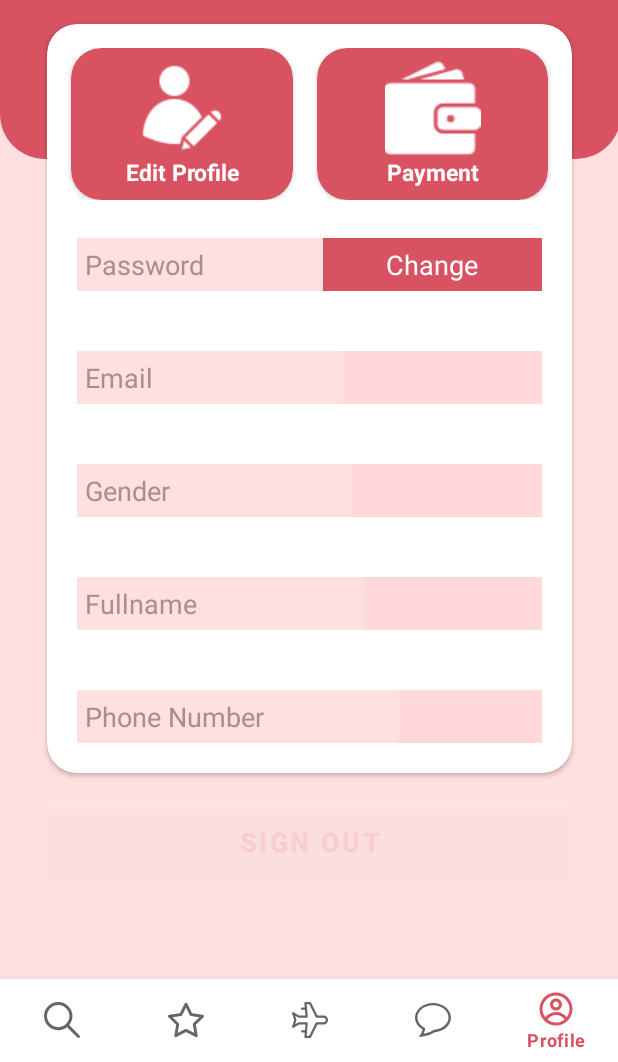
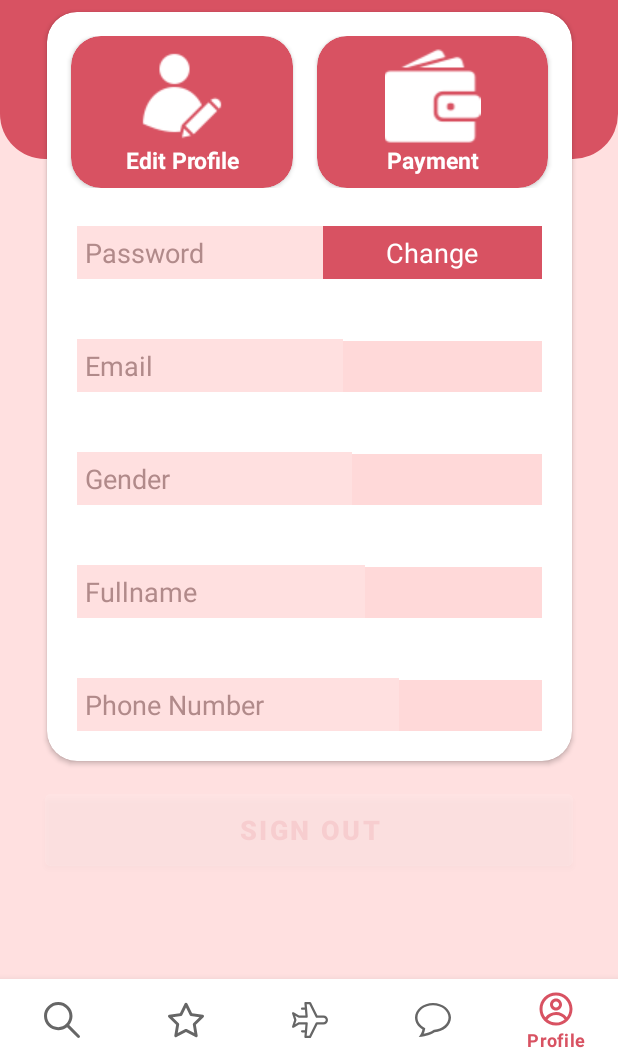
Before and after one commit to Stewie12061/LovelyBNB, an Android app: the screen it shows after launch once a user with an empty profile is signed in (MainActivity), item 5 of the bottom bar chosen, on a phone screen of 412 x 824 dp, the part 174-1236 px from its top. Run offline under Robolectric (Android 15) with nearby library versions, the phone set to English and light mode, and no system bars; our stand-ins replace CircleImageView, Firebase (no records; nobody signed in at launch, a user with empty details on screens opened directly), Picasso; pictures from the network do not load; 2 statements that could not run were skipped.

Commit message:
fixed layout

```diff
--- a/app/src/main/AndroidManifest.xml
+++ b/app/src/main/AndroidManifest.xml
@@ -1,7 +1,6 @@
 <?xml version="1.0" encoding="utf-8"?>
 <manifest xmlns:android="http://schemas.android.com/apk/res/android"
     package="com.example.lovelybnb">
-
     <!--
          The ACCESS_COARSE/FINE_LOCATION permissions are not required to use
          Google Maps Android API v2, but you must specify either coarse or fine
@@ -18,7 +17,9 @@
         android:roundIcon="@mipmap/ic_launcher_round"
         android:supportsRtl="true"
         android:theme="@style/Theme.LovelyBNBNo">
-
+        <activity
+            android:name=".ReceiptActivity"
+            android:exported="true" />
         <!--
              The API key for Google Maps-based APIs is defined as a string resource.
              (See the file "res/values/google_maps_api.xml").
--- a/app/src/main/java/com/example/lovelybnb/Fragment/ExploreFragment.java
+++ b/app/src/main/java/com/example/lovelybnb/Fragment/ExploreFragment.java
@@ -8,6 +8,7 @@ import android.os.Bundle;
 import android.view.LayoutInflater;
 import android.view.View;
 import android.view.ViewGroup;
+import android.widget.Button;
 import android.widget.ImageView;
 import android.widget.ScrollView;
 import android.widget.TextView;
@@ -30,6 +31,7 @@ import com.example.lovelybnb.Data.PropertyType;
 import com.example.lovelybnb.ItemClickListener;
 import com.example.lovelybnb.PropertyItemsActivity;
 import com.example.lovelybnb.R;
+import com.example.lovelybnb.SearchActivity;
 import com.example.lovelybnb.SignupActivit;
 import com.firebase.ui.database.FirebaseRecyclerAdapter;
 import com.firebase.ui.database.FirebaseRecyclerOptions;
@@ -50,6 +52,7 @@ public class ExploreFragment extends Fragment{
 
 //    private PropertyTypeAdapter propertyTypeAdapter;
     private RecyclerView rvInspire, rvProperty;;
+    Button search;
 
     private FirebaseDatabase firebaseDatabase;
     private DatabaseReference referenceInspire, referenceProperty;
@@ -79,6 +82,14 @@ public class ExploreFragment extends Fragment{
 
         rvProperty = (RecyclerView) ExploreView.findViewById(R.id.rvPropertyType);
         rvProperty.setLayoutManager(new GridLayoutManager(getContext(), 2));
+        search = ExploreView.findViewById(R.id.searchBtn);
+        search.setOnClickListener(new View.OnClickListener() {
+            @Override
+            public void onClick(View v) {
+                Intent intent = new Intent(getContext(), SearchActivity.class);
+                startActivity(intent);
+            }
+        });
 
         return ExploreView;
     }
--- a/app/src/main/res/layout/fragment_profile.xml
+++ b/app/src/main/res/layout/fragment_profile.xml
@@ -6,13 +6,19 @@
     android:background="@color/pink_less"
     android:layout_height="match_parent"
     tools:context=".Fragment.ProfileFragment">
+    <androidx.core.widget.NestedScrollView
+        android:layout_width="match_parent"
+        android:layout_height="match_parent">
+
+
     <androidx.constraintlayout.widget.ConstraintLayout
         android:layout_width="match_parent"
         android:layout_height="match_parent">
 
 
         <LinearLayout
-            android:layout_width="414dp"
+            android:id="@+id/linearLayout7"
+            android:layout_width="match_parent"
             android:layout_height="222dp"
             android:background="@drawable/rounded_bottom_red"
             android:orientation="vertical"
@@ -66,15 +72,16 @@
             android:id="@+id/cardView"
             android:layout_width="350dp"
             android:layout_height="wrap_content"
-            android:layout_marginTop="16dp"
+            android:layout_marginTop="32dp"
             android:layout_weight="1"
-            app:cardCornerRadius="20dp"
-            android:paddingBottom="10dp"
             android:background="@drawable/bg_rounded_white"
             android:orientation="vertical"
+            android:paddingBottom="10dp"
+            app:cardCornerRadius="20dp"
+            app:layout_constraintBottom_toBottomOf="parent"
             app:layout_constraintEnd_toEndOf="parent"
             app:layout_constraintStart_toStartOf="parent"
-            app:layout_constraintTop_toBottomOf="@+id/profile_avatar">
+            app:layout_constraintTop_toTopOf="parent">
 
             <LinearLayout
                 android:id="@+id/linearLayout"
@@ -93,9 +100,9 @@
                         android:layout_width="wrap_content"
                         android:layout_height="wrap_content"
                         android:layout_marginLeft="16dp"
-                        app:cardCornerRadius="20dp"
+                        android:layout_weight="1"
                         android:backgroundTint="@color/redbnb"
-                        android:layout_weight="1">
+                        app:cardCornerRadius="20dp">
 
 
                         <LinearLayout
@@ -125,10 +132,11 @@
                         android:layout_width="wrap_content"
                         android:layout_height="wrap_content"
                         android:layout_marginLeft="16dp"
-                        app:cardCornerRadius="20dp"
                         android:layout_marginRight="16dp"
+                        android:layout_weight="1"
                         android:backgroundTint="@color/redbnb"
-                        android:layout_weight="1">
+                        app:cardCornerRadius="20dp">
+
                         <LinearLayout
                             android:id="@+id/payment"
                             android:layout_width="match_parent"
@@ -211,9 +219,10 @@
                         android:layout_height="wrap_content"
                         android:layout_weight="1"
                         android:background="@color/pink"
+                        android:fontFamily="@font/airbnb_cereal"
                         android:padding="5dp"
                         android:textAlignment="textEnd"
-                        android:textColor="@color/redplus"
+                        android:textColor="@color/black"
                         android:textSize="18dp" />
                 </LinearLayout>
 
@@ -241,9 +250,10 @@
                         android:layout_height="wrap_content"
                         android:layout_weight="1"
                         android:background="@color/pink"
+                        android:fontFamily="@font/airbnb_cereal"
                         android:padding="5dp"
                         android:textAlignment="textEnd"
-                        android:textColor="@color/redplus"
+                        android:textColor="@color/black"
                         android:textSize="18dp" />
                 </LinearLayout>
 
@@ -271,9 +281,10 @@
                         android:layout_height="wrap_content"
                         android:layout_weight="1"
                         android:background="@color/pink"
+                        android:fontFamily="@font/airbnb_cereal"
                         android:padding="5dp"
                         android:textAlignment="textEnd"
-                        android:textColor="@color/redplus"
+                        android:textColor="@color/black"
                         android:textSize="18dp" />
                 </LinearLayout>
 
@@ -301,9 +312,10 @@
                         android:layout_height="wrap_content"
                         android:layout_weight="1"
                         android:background="@color/pink"
+                        android:fontFamily="@font/airbnb_cereal"
                         android:padding="5dp"
                         android:textAlignment="textEnd"
-                        android:textColor="@color/redplus"
+                        android:textColor="@color/black"
                         android:textSize="18dp" />
                 </LinearLayout>
 
@@ -311,6 +323,7 @@
             </LinearLayout>
 
         </androidx.cardview.widget.CardView>
+
         <Button
             android:id="@+id/signoutbnt"
             android:layout_width="match_parent"
@@ -318,15 +331,18 @@
             android:layout_marginLeft="30dp"
             android:layout_marginTop="16dp"
             android:layout_marginRight="30dp"
+            android:layout_marginBottom="16dp"
+            android:backgroundTint="@color/white"
             android:text="Sign Out"
+            android:textColor="@color/redbnb"
             android:textSize="18dp"
             android:textStyle="bold"
-            android:textColor="@color/redbnb"
-            android:backgroundTint="@color/white"
+            app:layout_constraintBottom_toBottomOf="parent"
             app:layout_constraintEnd_toEndOf="parent"
             app:layout_constraintHorizontal_bias="0.498"
             app:layout_constraintStart_toStartOf="parent"
             app:layout_constraintTop_toBottomOf="@+id/cardView" />
 
     </androidx.constraintlayout.widget.ConstraintLayout>
+    </androidx.core.widget.NestedScrollView>
 </FrameLayout>
```
Also changed, not shown: app/src/main/java/com/example/lovelybnb/Adapter/TripViewHolder.java (+14 -1 lines), app/src/main/java/com/example/lovelybnb/Fragment/TripFragment.java (+15 -1 lines), app/src/main/java/com/example/lovelybnb/ReceiptActivity.java (added, +14 -0 lines), app/src/main/res/layout/activity_login.xml (+15 -12 lines), app/src/main/res/layout/activity_receipt.xml (added, +9 -0 lines), app/src/main/res/layout/activity_signup.xml (+29 -17 lines), app/src/main/res/layout/activity_update_profile.xml (+14 -5 lines), app/src/main/res/layout/activity_welcome.xml (+9 -5 lines).
